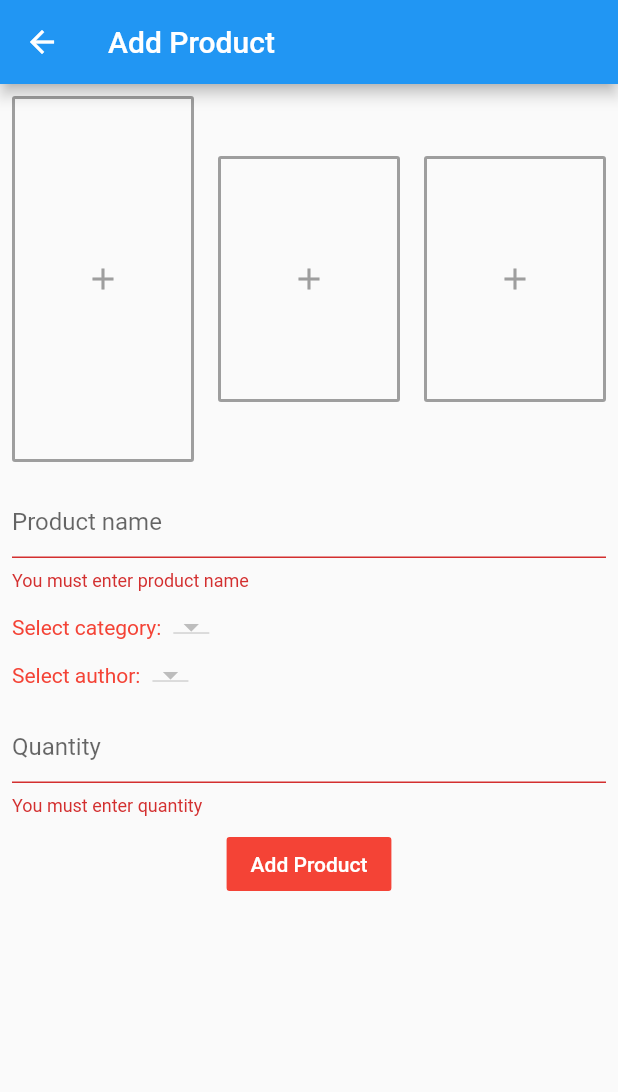
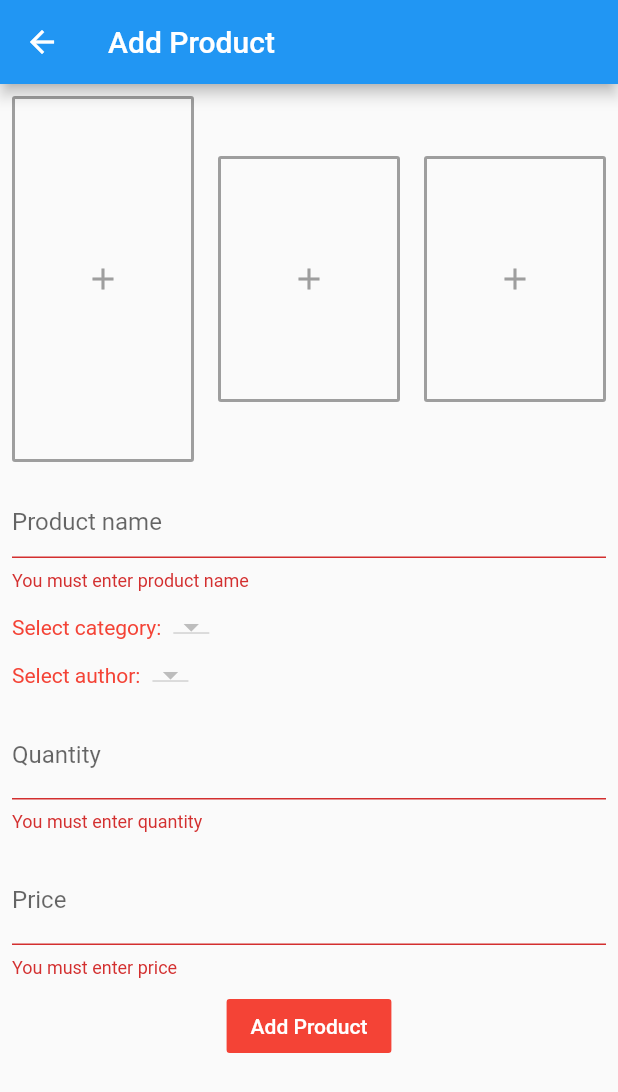
Before and after one commit to apoorvpandey/admin_book_exchange, a Flutter app: the AddProduct screen opened directly, after a tap on "Add Product", on a phone screen of 412 x 824 dp. Shown: the top 1092 px of the screen. Run offline on Flutter 3.47's test engine with Material 2 defaults, Android fonts, the phone set to English and light mode, and no system bars; our stand-ins replace cloud_firestore, firebase_storage, image_picker; missing offline and left inert: flutter_flexible_toast; accounts and stored records are empty.

Commit message:
Product image upload completed!

```diff
--- /dev/null
+++ b/lib/db/product.dart
@@ -0,0 +1,25 @@
+import 'package:cloud_firestore/cloud_firestore.dart';
+import 'package:uuid/uuid.dart';
+
+class ProductService{
+  Firestore _firestore = Firestore.instance;
+  String ref = "products";
+
+  void uploadProduct({String productName, String brand, String category, int quantity, List images, double price}){
+    var id = Uuid();
+    String productId = id.v1();
+
+    _firestore.collection(ref).document(productId).setData({
+      "name": productName,
+      "Id": productId,
+      "Brand": brand,
+      "Category": category,
+      "price": price,
+      "imageUrl": images
+
+
+    });
+  }
+
+
+}
--- a/lib/screens/add_products.dart
+++ b/lib/screens/add_products.dart
@@ -1,4 +1,5 @@
 import 'dart:io';
+import 'package:book_exchange_admin/db/product.dart';
 import 'package:firebase_storage/firebase_storage.dart';
 import 'package:flutter_flexible_toast/flutter_flexible_toast.dart';
 import 'package:flutter/material.dart';
@@ -15,9 +16,11 @@ class AddProduct extends StatefulWidget {
 class _AddProductState extends State<AddProduct> {
   CategoryService _categoryService = CategoryService();
   BrandService _brandService = BrandService();
+  ProductService productService = ProductService();
   GlobalKey<FormState> _formKey = GlobalKey<FormState>();
   TextEditingController productNameController = new TextEditingController();
   TextEditingController quantityController = new TextEditingController();
+  TextEditingController priceController = new TextEditingController();
   List<DocumentSnapshot> brands = <DocumentSnapshot>[];
   List<DocumentSnapshot> categories = <DocumentSnapshot>[];
   List<DropdownMenuItem<String>> categoriesDropDown =
@@ -28,6 +31,7 @@ class _AddProductState extends State<AddProduct> {
   File _image1;
   File _image2;
   File _image3;
+  bool isLoading = false;
 
   @override
   void initState() {
@@ -128,8 +132,8 @@ class _AddProductState extends State<AddProduct> {
                   validator: (value) {
                     if (value.isEmpty) {
                       return "You must enter product name";
-                    } else if (value.length > 10) {
-                      return "Product name can't have more than 10 characters";
+                    } else if (value.length > 20) {
+                      return "Product name can't have more than 20 characters";
                     }
                   },
                 ),
@@ -178,10 +182,26 @@ class _AddProductState extends State<AddProduct> {
                 child: TextFormField(
                   controller: quantityController,
                   keyboardType: TextInputType.number,
-                  decoration: InputDecoration(hintText: "Quantity"),
+                  decoration: InputDecoration(
+                      hintText: "Quantity", labelText: "Quantity"),
                   validator: (value) {
                     if (value.isEmpty) {
                       return "You must enter quantity";
+                    }
+                  },
+                ),
+              ),
+
+              Padding(
+                padding: const EdgeInsets.all(8.0),
+                child: TextFormField(
+                  controller: priceController,
+                  keyboardType: TextInputType.number,
+                  decoration:
+                      InputDecoration(hintText: "Price", labelText: "Price"),
+                  validator: (value) {
+                    if (value.isEmpty) {
+                      return "You must enter price";
                     }
                   },
                 ),
@@ -257,7 +277,11 @@ class _AddProductState extends State<AddProduct> {
         ),
       );
     } else {
-      return Image.file(_image1, fit: BoxFit.fill, width: double.infinity,);
+      return Image.file(
+        _image1,
+        fit: BoxFit.fill,
+        width: double.infinity,
+      );
     }
   }
 
@@ -271,7 +295,11 @@ class _AddProductState extends State<AddProduct> {
         ),
       );
     } else {
-      return Image.file(_image2, fit: BoxFit.fill, width: double.infinity,);
+      return Image.file(
+        _image2,
+        fit: BoxFit.fill,
+        width: double.infinity,
+      );
     }
   }
 
@@ -285,40 +313,58 @@ class _AddProductState extends State<AddProduct> {
         ),
       );
     } else {
-     return Image.file(_image3, fit: BoxFit.fill, width: double.infinity,);
+      return Image.file(
+        _image3,
+        fit: BoxFit.fill,
+        width: double.infinity,
+      );
     }
   }
 
   void validateAndUpload() async {
-    if(_formKey.currentState.validate())
-      {
-        if(_image1 != null && _image2 != null && _image3 != null)
-          {
+    if (_formKey.currentState.validate()) {
+      if (_image1 != null && _image2 != null && _image3 != null) {
         String imageUrl1;
         String imageUrl2;
         String imageUrl3;
         final FirebaseStorage storage = FirebaseStorage.instance;
-            final String picture1 = "1${DateTime.now().millisecondsSinceEpoch.toString()}.jpg";
-            StorageUploadTask task1 = storage.ref().child(picture1).putFile(_image1);
+        final String picture1 =
+            "1${DateTime.now().millisecondsSinceEpoch.toString()}.jpg";
+        StorageUploadTask task1 =
+            storage.ref().child(picture1).putFile(_image1);
 
-            final String picture2 = "2${DateTime.now().millisecondsSinceEpoch.toString()}.jpg";
-            StorageUploadTask task2 = storage.ref().child(picture2).putFile(_image2);
+        final String picture2 =
+            "2${DateTime.now().millisecondsSinceEpoch.toString()}.jpg";
+        StorageUploadTask task2 =
+            storage.ref().child(picture2).putFile(_image2);
 
-            final String picture3 = "3${DateTime.now().millisecondsSinceEpoch.toString()}.jpg";
-            StorageUploadTask task3 = storage.ref().child(picture3).putFile(_image3);
+        final String picture3 =
+            "3${DateTime.now().millisecondsSinceEpoch.toString()}.jpg";
+        StorageUploadTask task3 =
+            storage.ref().child(picture3).putFile(_image3);
 
-            StorageTaskSnapshot snapshot1 = await task1.onComplete.then((snapshot) => snapshot);
-            StorageTaskSnapshot snapshot2 = await task2.onComplete.then((snapshot) => snapshot);
+        StorageTaskSnapshot snapshot1 =
+            await task1.onComplete.then((snapshot) => snapshot);
+        StorageTaskSnapshot snapshot2 =
+            await task2.onComplete.then((snapshot) => snapshot);
 
         task3.onComplete.then((snapshot3) async {
           imageUrl1 = await snapshot1.ref.getDownloadURL();
           imageUrl2 = await snapshot2.ref.getDownloadURL();
           imageUrl3 = await snapshot3.ref.getDownloadURL();
+          List<String> imageList = [imageUrl1, imageUrl2, imageUrl3];
+
+          productService.uploadProduct(
+              productName: productNameController.text,
+              brand: _currentBrand,
+              category: _currentCategory,
+              quantity: int.parse(quantityController.text),
+              images: imageList,
+              price: double.parse(priceController.text));
+          _formKey.currentState.reset();
+          FlutterFlexibleToast.showToast(message: "Product added");
         });
-
-          }
-        else
-          {
+      } else {
         FlutterFlexibleToast.showToast(message: "Please select all images");
       }
     }
```
Lines whose indentation alone changed are shown as unchanged.
